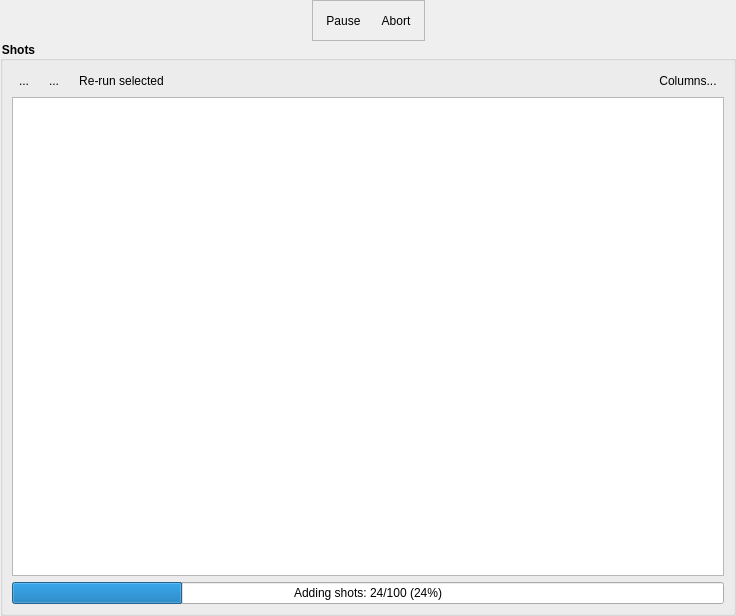
This is lyse/user_interface/filebox.ui in spielman-group/lyse as Qt 5 draws it before an edit. The edited form follows.
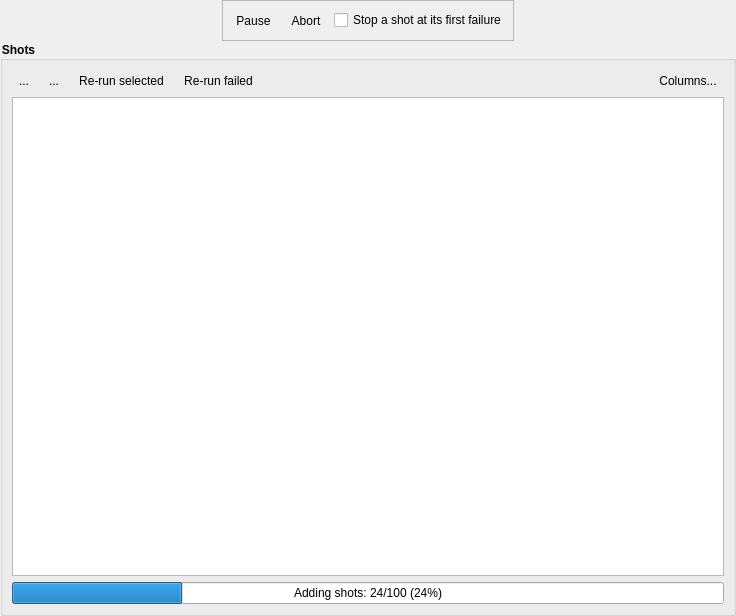
This is the edited form. Icons and pictures are not drawn. Custom widgets are drawn as their Qt base class.

Commit message: Outcomes and failures: a failing routine no longer stops analysis

The edit to the form file:
```diff
--- a/lyse/user_interface/filebox.ui
+++ b/lyse/user_interface/filebox.ui
@@ -98,6 +98,16 @@
             </property>
            </widget>
           </item>
+          <item>
+           <widget class="QCheckBox" name="checkBox_stop_on_failure">
+            <property name="toolTip">
+             <string>After a single-shot routine fails, skip the shot's later single-shot routines</string>
+            </property>
+            <property name="text">
+             <string>Stop a shot at its first failure</string>
+            </property>
+           </widget>
+          </item>
           <item>
            <layout class="QHBoxLayout" name="horizontalLayout_analysis_controls_plugins"/>
           </item>
@@ -187,6 +197,26 @@
             </property>
            </widget>
           </item>
+          <item>
+           <widget class="QToolButton" name="toolButton_rerun_failed">
+            <property name="toolTip">
+             <string>Analyse again every shot that failed, stopped or was aborted, or whose multishot pass failed</string>
+            </property>
+            <property name="text">
+             <string>Re-run failed</string>
+            </property>
+            <property name="icon">
+             <iconset>
+              <normaloff>:/qtutils/fugue/arrow-repeat.png</normaloff>:/qtutils/fugue/arrow-repeat.png</iconset>
+            </property>
+            <property name="toolButtonStyle">
+             <enum>Qt::ToolButtonTextBesideIcon</enum>
+            </property>
+            <property name="autoRaise">
+             <bool>true</bool>
+            </property>
+           </widget>
+          </item>
           <item>
            <layout class="QHBoxLayout" name="horizontalLayout_shots_toolbar_plugins"/>
           </item>
```
The commit also changes 11 other files.
